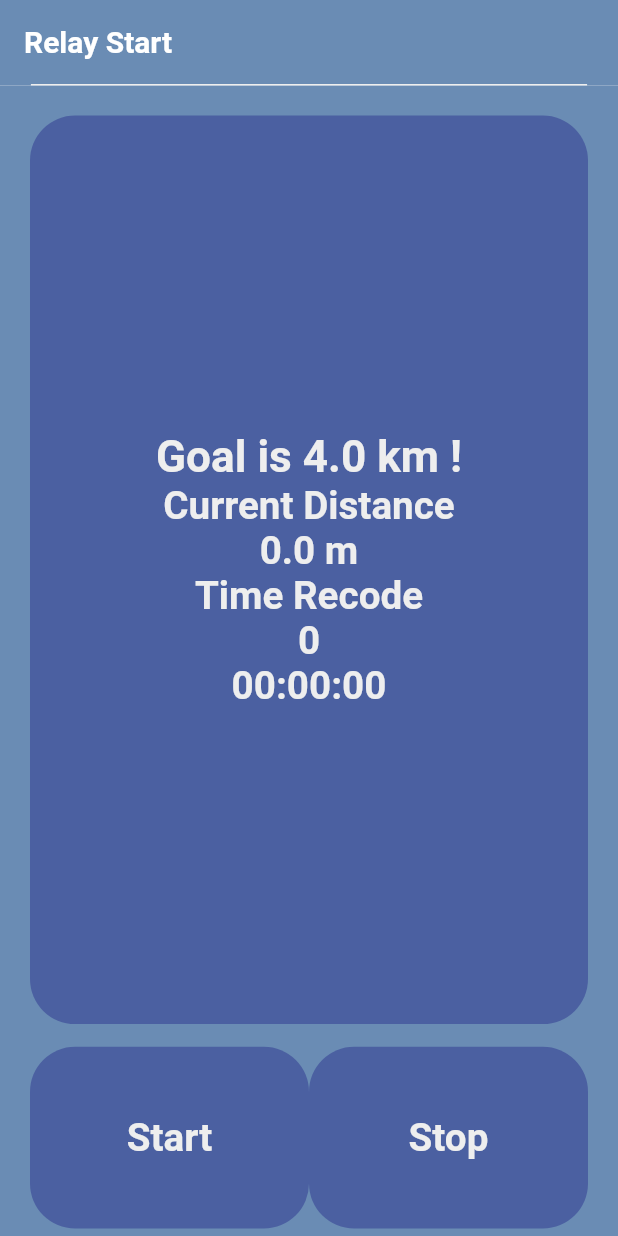
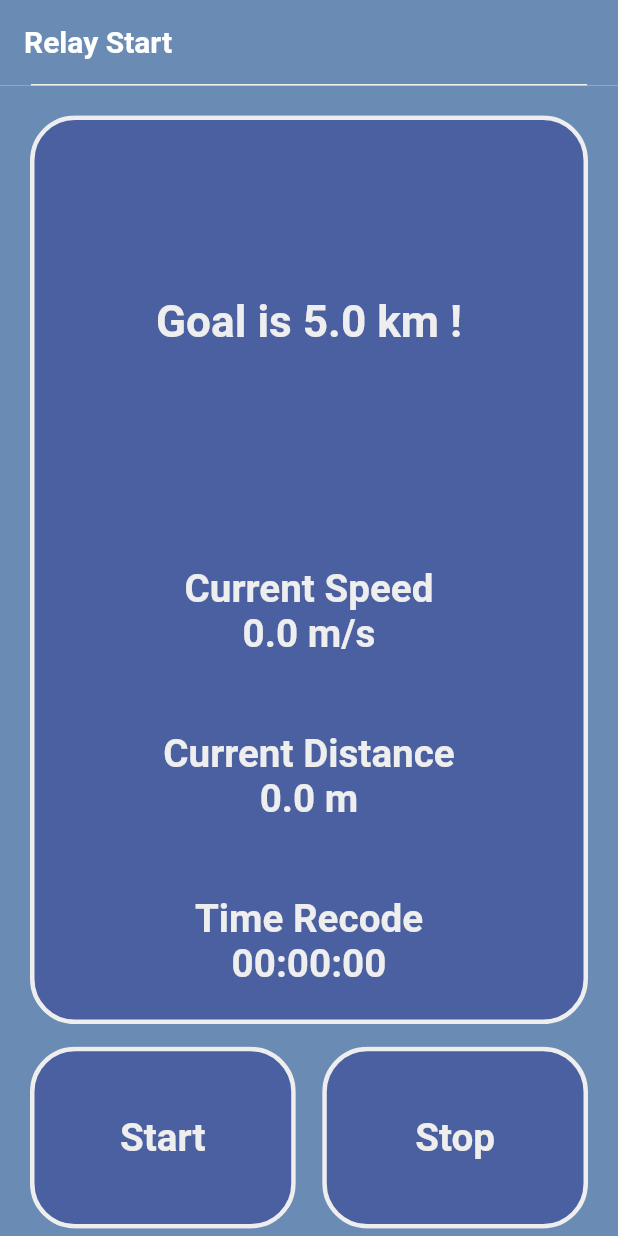
Before and after one commit to seunghwanly/minimarathon, a Flutter app: the MyBackgroundLocation widget shown alone on an empty page, opened directly, on a phone screen of 412 x 824 dp. Run offline on Flutter 3.47's test engine with Material 2 defaults, Android fonts, the phone set to English and light mode, and no system bars; our stand-ins replace firebase_database, flutter_linkify, shared_preferences, webview_flutter; missing offline and left inert: background_location, http_auth, loading_animations; accounts and stored records are empty.

Commit message:
updateLocation
- 5.0 km 이상일 때 종료되도록 수정
- Speed 항목추가
- 타이머형식 00:00:32 type으로 수정

```diff
--- a/minimarathon/lib/component/body/relay/background_location.dart
+++ b/minimarathon/lib/component/body/relay/background_location.dart
@@ -29,7 +29,7 @@ class MyBackgroundLocationState extends State<MyBackgroundLocation> {
   String altitude = "waiting...";
   String accuracy = "waiting...";
   String bearing = "waiting...";
-  String speed = "waiting...";
+  String speed = "0.0";
   String time = "waiting...";
 
   double totalDistance = 0;
@@ -95,6 +95,7 @@ class MyBackgroundLocationState extends State<MyBackgroundLocation> {
                       child: FlatButton(
                           onPressed: () {},
                           shape: RoundedRectangleBorder(
+                            side: BorderSide(color: lightwhite, width: 3),
                             borderRadius: BorderRadius.circular(30),
                           ),
                           color: royalblue,
@@ -105,68 +106,132 @@ class MyBackgroundLocationState extends State<MyBackgroundLocation> {
                             child: Column(
                                 mainAxisAlignment: MainAxisAlignment.center,
                                 children: [
+                                  Expanded(
+                                    flex: 5,
+                                    child: Column(
+                                        mainAxisAlignment:
+                                            MainAxisAlignment.center,
+                                        children: [
                                           Text(
-                                    'Goal is 4.0 km !',
+                                            'Goal is 5.0 km !',
                                             style: TextStyle(
                                                 color: lightwhite,
                                                 fontWeight: FontWeight.bold,
-                                        fontSize:
-                                            MediaQuery.of(context).size.width /
+                                                fontSize: MediaQuery.of(context)
+                                                        .size
+                                                        .width /
                                                     14),
                                             textAlign: TextAlign.center,
                                           ),
+                                        ]),
+                                  ),
+                                  Expanded(
+                                      flex: 2,
+                                      child: Column(
+                                          mainAxisAlignment:
+                                              MainAxisAlignment.center,
+                                          children: [
+                                            Text(
+                                              ('Current Speed'),
+                                              style: TextStyle(
+                                                  color: lightwhite,
+                                                  fontWeight: FontWeight.w600,
+                                                  fontSize:
+                                                      MediaQuery.of(context)
+                                                              .size
+                                                              .width /
+                                                          16),
+                                              textAlign: TextAlign.center,
+                                            ),
+                                            Text(
+                                              (double.parse(speed)
+                                                      .toStringAsFixed(1) +
+                                                  ' m/s'),
+                                              style: TextStyle(
+                                                  color: lightwhite,
+                                                  fontWeight: FontWeight.w600,
+                                                  fontSize:
+                                                      MediaQuery.of(context)
+                                                              .size
+                                                              .width /
+                                                          16),
+                                              textAlign: TextAlign.center,
+                                            )
+                                          ])),
+                                  Expanded(
+                                      flex: 2,
+                                      child: Column(
+                                        mainAxisAlignment:
+                                            MainAxisAlignment.center,
+                                        children: [
                                           Text(
                                             ('Current Distance'),
                                             style: TextStyle(
                                                 color: lightwhite,
-                                        fontWeight: FontWeight.bold,
-                                        fontSize:
-                                            MediaQuery.of(context).size.width /
+                                                fontWeight: FontWeight.w600,
+                                                fontSize: MediaQuery.of(context)
+                                                        .size
+                                                        .width /
                                                     16),
                                             textAlign: TextAlign.center,
                                           ),
                                           Text(
-                                    totalDistance.toStringAsFixed(1) + ' m',
+                                            totalDistance.toStringAsFixed(1) +
+                                                ' m',
                                             style: TextStyle(
                                                 color: lightwhite,
-                                        fontWeight: FontWeight.bold,
-                                        fontSize:
-                                            MediaQuery.of(context).size.width /
+                                                fontWeight: FontWeight.w600,
+                                                fontSize: MediaQuery.of(context)
+                                                        .size
+                                                        .width /
                                                     16),
                                             textAlign: TextAlign.center,
                                           ),
+                                        ],
+                                      )),
+                                  Expanded(
+                                      flex: 2,
+                                      child: Column(
+                                        mainAxisAlignment:
+                                            MainAxisAlignment.center,
+                                        children: [
                                           Text(
                                             'Time Recode',
                                             style: TextStyle(
                                                 color: lightwhite,
-                                        fontWeight: FontWeight.bold,
-                                        fontSize:
-                                            MediaQuery.of(context).size.width /
+                                                fontWeight: FontWeight.w600,
+                                                fontSize: MediaQuery.of(context)
+                                                        .size
+                                                        .width /
                                                     16),
                                             textAlign: TextAlign.center,
                                           ),
+                                          // Text(
+                                          //   '$_start',
+                                          //   style: TextStyle(
+                                          //       color: lightwhite,
+                                          //       fontWeight: FontWeight.bold,
+                                          //       fontSize:
+                                          //           MediaQuery.of(context).size.width /
+                                          //               16),
+                                          //   textAlign: TextAlign.center,
+                                          // ),
                                           Text(
-                                    '$_start',
+                                            _printDuration(
+                                                Duration(seconds: _start)),
                                             style: TextStyle(
                                                 color: lightwhite,
-                                        fontWeight: FontWeight.bold,
-                                        fontSize:
-                                            MediaQuery.of(context).size.width /
-                                                16),
-                                    textAlign: TextAlign.center,
-                                  ),
-                                  Text(
-                                    _printDuration(Duration(seconds: _start)),
-                                    style: TextStyle(
-                                        color: lightwhite,
-                                        fontWeight: FontWeight.bold,
-                                        fontSize:
-                                            MediaQuery.of(context).size.width /
+                                                fontWeight: FontWeight.w600,
+                                                fontSize: MediaQuery.of(context)
+                                                        .size
+                                                        .width /
                                                     16),
                                             textAlign: TextAlign.center,
                                           ),
                                         ],
-                              )))),
+                                      ))
+                                ]),
+                          ))),
                   Expanded(
                     flex: 1,
                     child: Text(''),
@@ -176,7 +241,7 @@ class MyBackgroundLocationState extends State<MyBackgroundLocation> {
                       child: Row(
                         children: [
                           Expanded(
-                              flex: 4,
+                              flex: 10,
                               child: FlatButton(
                                   onPressed: () async {
                                     startTimer();
@@ -233,8 +298,8 @@ class MyBackgroundLocationState extends State<MyBackgroundLocation> {
 
                                           //이 거리만큼 이동시에 Finish_Relay 으로 이동.
                                           //테스팅용
-                                          //실제에서는 if(totalDistance > 4000)
-                                          if (_start > 5) {
+                                          //실제에서는 if(totalDistance > 5000)
+                                          if (totalDistance > 5000) {
                                             Route route = MaterialPageRoute(
                                                 builder: (context) =>
                                                     RelayFinish(
@@ -262,6 +327,8 @@ class MyBackgroundLocationState extends State<MyBackgroundLocation> {
                                     });
                                   },
                                   shape: RoundedRectangleBorder(
+                                    side:
+                                        BorderSide(color: lightwhite, width: 3),
                                     borderRadius: BorderRadius.circular(30),
                                   ),
                                   color: royalblue,
@@ -289,7 +356,11 @@ class MyBackgroundLocationState extends State<MyBackgroundLocation> {
                                         ],
                                       )))),
                           Expanded(
-                              flex: 4,
+                            flex: 1,
+                            child: Text(''),
+                          ),
+                          Expanded(
+                              flex: 10,
                               child: FlatButton(
                                   onPressed: () {
                                     isStart = false;
@@ -298,10 +369,13 @@ class MyBackgroundLocationState extends State<MyBackgroundLocation> {
                                     BackgroundLocation.stopLocationService();
                                   },
                                   shape: RoundedRectangleBorder(
+                                    side:
+                                        BorderSide(color: lightwhite, width: 3),
                                     borderRadius: BorderRadius.circular(30),
                                   ),
                                   color: royalblue,
                                   child: Container(
+                                      //margin: EdgeInsets.only(left: 10),
                                       width: double.infinity,
                                       // height:
                                       //     MediaQuery.of(context).size.width *
```
Lines whose indentation alone changed are shown as unchanged.
